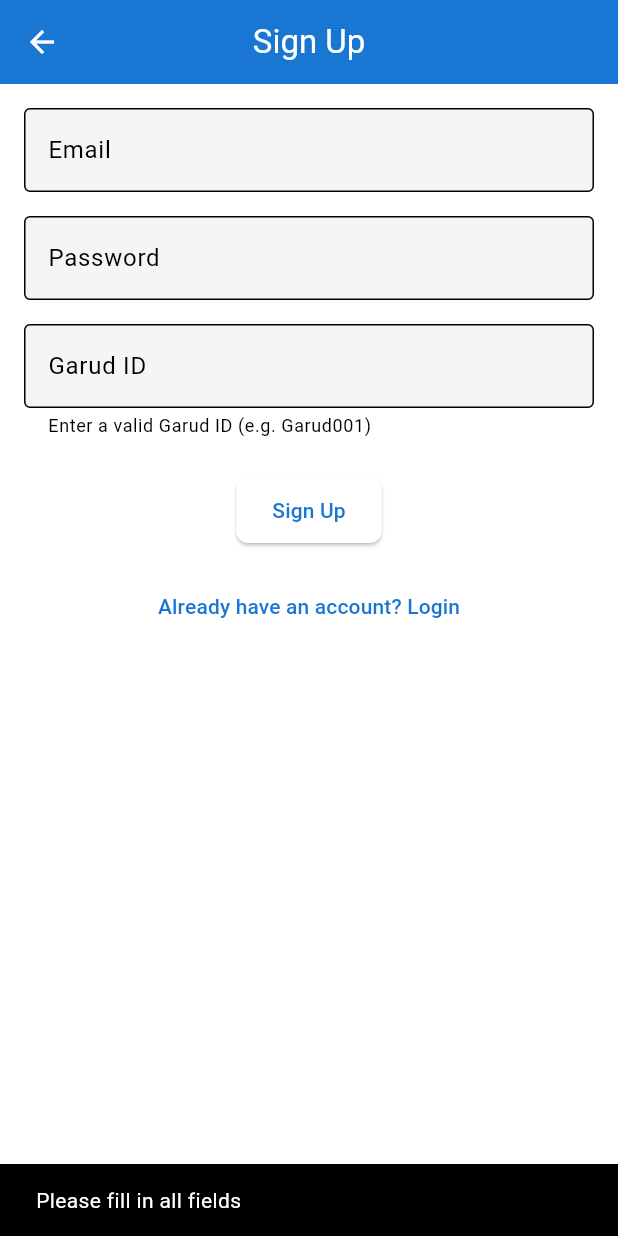
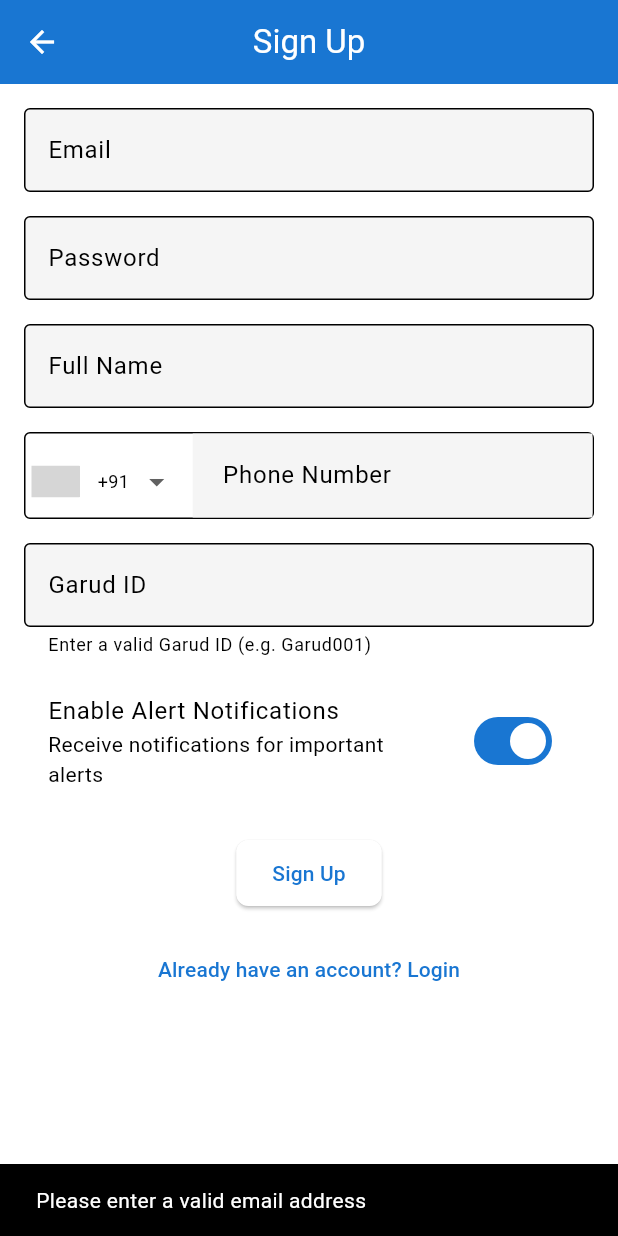
Before and after one commit to Rakiul-Islam/Garud, a Flutter app: the SignupPage screen opened directly, after a tap on "Sign Up", on a phone screen of 412 x 824 dp. Run offline on Flutter 3.47's test engine with Material 3 defaults, Android fonts, the light colour scheme and no system bars; drawn by our look-alikes of intl_phone_number_input; our stand-ins replace bloc, cloud_firestore, equatable, firebase_auth, firebase_core, firebase_messaging and 4 more; accounts and stored records are empty; generated files the repository leaves out were written again; grey boxes are pictures that could not be loaded.

Commit message:
Enhance signup and profile management

```diff
--- a/client/lib/blocs/auth/auth_bloc.dart
+++ b/client/lib/blocs/auth/auth_bloc.dart
@@ -33,14 +33,16 @@ class AuthBloc extends Bloc<AuthEvent, AuthState> {
         emit(AuthFailure(message: e.toString()));
       }
     });
-
-    on<SignupWithGarudIdRequested>((event, emit) async {
+      on<SignupWithGarudIdRequested>((event, emit) async {
       emit(AuthLoading());
       try {
         await authRepository.signupWithGarudId(
           event.email,
           event.password,
-          event.garudId
+          event.garudId,
+          event.name,
+          event.phoneNumber,
+          event.enableAlerts
         );
         emit(AuthSuccess());
       } catch (e) {
--- a/client/lib/blocs/auth/auth_event.dart
+++ b/client/lib/blocs/auth/auth_event.dart
@@ -20,11 +20,17 @@ class SignupWithGarudIdRequested extends AuthEvent {
   final String email;
   final String password;
   final String garudId;
+  final String name;
+  final String phoneNumber;
+  final bool enableAlerts;
 
   SignupWithGarudIdRequested({
     required this.email,
     required this.password,
-    required this.garudId
+    required this.garudId,
+    required this.name,
+    required this.phoneNumber,
+    required this.enableAlerts,
   });
 }
 
--- a/client/lib/blocs/user/profile_bloc.dart
+++ b/client/lib/blocs/user/profile_bloc.dart
@@ -25,13 +25,14 @@ class ProfileBloc extends Bloc<ProfileEvent, ProfileState> {
 
       if (!userDoc.exists) {
         throw Exception("User data not found");
-      }
-
-      final userData = userDoc.data()!;
+      }      final userData = userDoc.data()!;
 
       emit(ProfileLoaded(
+        name: userData['name'] ?? '',
         email: user.email ?? '',
+        phoneNumber: userData['phoneNumber'] ?? '',
         garudId: userData['garudId'] ?? '',
+        enableAlerts: userData['enableAlerts'] ?? true,
       ));
     } catch (e) {
       emit(ProfileError(e.toString()));
--- a/client/lib/blocs/user/profile_state.dart
+++ b/client/lib/blocs/user/profile_state.dart
@@ -12,16 +12,22 @@ class ProfileInitial extends ProfileState {}
 class ProfileLoading extends ProfileState {}
 
 class ProfileLoaded extends ProfileState {
+  final String name;
   final String email;
+  final String phoneNumber;
   final String garudId;
+  final bool enableAlerts;
 
   const ProfileLoaded({
+    required this.name,
     required this.email,
+    required this.phoneNumber,
     required this.garudId,
+    required this.enableAlerts,
   });
 
   @override
-  List<Object?> get props => [email, garudId];
+  List<Object?> get props => [name, email, phoneNumber, garudId, enableAlerts];
 }
 
 class ProfileError extends ProfileState {
--- a/client/lib/repositories/auth_repository.dart
+++ b/client/lib/repositories/auth_repository.dart
@@ -44,8 +44,7 @@ class AuthRepository {
       });
     }
   }
-
-  Future<void> signupWithGarudId(String email, String password, String garudId) async {
+    Future<void> signupWithGarudId(String email, String password, String garudId, String name, String phoneNumber, bool enableAlerts) async {
     // Run validation checks again to ensure Garud ID is valid and not already assigned
     final validIdDoc = await _firestore
         .collection('garudIdMap')
@@ -82,12 +81,16 @@ class AuthRepository {
     final batch = _firestore.batch();
 
     // Create the user document
-    final userRef = _firestore.collection('users').doc(userCredential.user!.uid);
-    batch.set(userRef, {
+    final userRef = _firestore.collection('users').doc(userCredential.user!.uid);    batch.set(userRef, {
       'token': token,
       'email': email,
       'garudId': garudId,
+      'name': name,
+      'phoneNumber': phoneNumber,
+      'enableAlerts': enableAlerts,
       'createdAt': FieldValue.serverTimestamp(),
+      'lastLogin': FieldValue.serverTimestamp(),
+      'status': 'active',
       'guardians': [],   // Initialize empty guardians array
       'proteges': [],    // Initialize empty proteges array
     });
--- a/client/lib/screens/profile_page.dart
+++ b/client/lib/screens/profile_page.dart
@@ -63,8 +63,7 @@ class _ProfilePageState extends State<ProfilePage> {
               padding: const EdgeInsets.all(16),
               child: Column(
                 crossAxisAlignment: CrossAxisAlignment.start,
-                children: [
-                  const Center(
+                children: [                  const Center(
                     child: CircleAvatar(
                       radius: 50,
                       backgroundColor: Colors.blue,
@@ -72,6 +71,18 @@ class _ProfilePageState extends State<ProfilePage> {
                     ),
                   ),
                   const SizedBox(height: 24),
+                  const Text(
+                    'Name',
+                    style: TextStyle(fontWeight: FontWeight.bold),
+                  ),
+                  TextField(
+                    readOnly: true,
+                    controller: TextEditingController(text: state.name),
+                    decoration: const InputDecoration(
+                      hintText: 'Name',
+                    ),
+                  ),
+                  const SizedBox(height: 16),
                   const Text(
                     'Email',
                     style: TextStyle(fontWeight: FontWeight.bold),
@@ -85,6 +96,18 @@ class _ProfilePageState extends State<ProfilePage> {
                   ),
                   const SizedBox(height: 16),
                   const Text(
+                    'Phone Number',
+                    style: TextStyle(fontWeight: FontWeight.bold),
+                  ),
+                  TextField(
+                    readOnly: true,
+                    controller: TextEditingController(text: state.phoneNumber),
+                    decoration: const InputDecoration(
+                      hintText: 'Phone Number',
+                    ),
+                  ),
+                  const SizedBox(height: 16),
+                  const Text(
                     'Garud ID',
                     style: TextStyle(fontWeight: FontWeight.bold),
                   ),
@@ -94,6 +117,12 @@ class _ProfilePageState extends State<ProfilePage> {
                     decoration: const InputDecoration(
                       hintText: 'Garud ID',
                     ),
+                  ),
+                  const SizedBox(height: 16),
+                  SwitchListTile(
+                    title: const Text('Alert Notifications'),
+                    value: state.enableAlerts,
+                    onChanged: null, // Read-only
                   ),
                   const SizedBox(height: 24),
                   Center(
--- a/client/lib/screens/signup_page.dart
+++ b/client/lib/screens/signup_page.dart
@@ -1,6 +1,7 @@
 import 'package:flutter/material.dart';
 import 'package:flutter_bloc/flutter_bloc.dart';
 import 'package:cloud_firestore/cloud_firestore.dart';
+import 'package:intl_phone_number_input/intl_phone_number_input.dart';
 import '../blocs/auth/auth_bloc.dart';
 import '../blocs/auth/auth_event.dart';
 import '../blocs/auth/auth_state.dart';
@@ -12,18 +13,75 @@ class SignupPage extends StatefulWidget {
   _SignupPageState createState() => _SignupPageState();
 }
 
-class _SignupPageState extends State<SignupPage> {
-  final _emailController = TextEditingController();
+class _SignupPageState extends State<SignupPage> {  final _emailController = TextEditingController();
   final _passwordController = TextEditingController();
   final _garudIdController = TextEditingController();
+  final _nameController = TextEditingController();
   bool _isValidatingId = false;
+  bool _enableAlerts = true;
   String? _garudIdError;
+  PhoneNumber _phoneNumber = PhoneNumber(isoCode: 'IN'); // Default to India
 
-  @override
+  bool _isValidEmail(String email) {
+    return RegExp(r'^[a-zA-Z0-9._%+-]+@[a-zA-Z0-9.-]+\.[a-zA-Z]{2,}$')
+        .hasMatch(email);
+  }
+
+  bool _isValidPassword(String password) {
+    // At least 8 characters, 1 uppercase, 1 lowercase, 1 number
+    return password.length >= 8 &&
+        RegExp(r'[A-Z]').hasMatch(password) &&
+        RegExp(r'[a-z]').hasMatch(password) &&
+        RegExp(r'[0-9]').hasMatch(password);
+  }
+
+  bool _isValidName(String name) {
+    // At least 2 characters, only letters and spaces
+    return name.length >= 2 && RegExp(r'^[a-zA-Z\s]+$').hasMatch(name);
+  }
+
+  String? _validateInputs() {
+    if (!_isValidEmail(_emailController.text.trim())) {
+      return 'Please enter a valid email address';
+    }
+
+    if (!_isValidPassword(_passwordController.text)) {
+      return 'Password must be at least 8 characters with 1 uppercase, 1 lowercase, and 1 number';
+    }
+
+    if (!_isValidName(_nameController.text.trim())) {
+      return 'Please enter a valid name (only letters and spaces)';
+    }
+
+    if (_phoneNumber.phoneNumber == null || _phoneNumber.phoneNumber!.isEmpty) {
+      return 'Please enter a valid phone number';
+    }
+
+    // Remove all non-digit characters and check if it's exactly 10 digits
+    String cleanNumber = _phoneNumber.phoneNumber!.replaceAll(RegExp(r'\D'), '');
+    // Remove country code if it exists
+    if (_phoneNumber.dialCode != null) {
+      String dialCode = _phoneNumber.dialCode!.replaceAll(RegExp(r'\D'), ''); // Remove '+' and other non-digits
+      if (cleanNumber.startsWith(dialCode)) {
+        cleanNumber = cleanNumber.substring(dialCode.length);
+      }
+    }
+
+    if (cleanNumber.length != 10) {
+      return 'Phone number must be exactly 10 digits';
+    }
+
+    if (_garudIdController.text.trim().isEmpty) {
+      return 'Please enter a Garud ID';
+    }
+
+    return null;
+  }@override
   void dispose() {
     _emailController.dispose();
     _passwordController.dispose();
     _garudIdController.dispose();
+    _nameController.dispose();
     super.dispose();
   }
 
@@ -48,7 +106,8 @@ class _SignupPageState extends State<SignupPage> {
         return false;
       }
 
-      final validIds = List<String>.from(validIdSnapshot.data()?['ValidGarudIDList'] ?? []);
+      final validIds =
+          List<String>.from(validIdSnapshot.data()?['ValidGarudIDList'] ?? []);
 
       if (!validIds.contains(garudId)) {
         setState(() {
@@ -129,6 +188,41 @@ class _SignupPageState extends State<SignupPage> {
                 ),
                 SizedBox(height: 16),
                 TextField(
+                  controller: _nameController,
+                  decoration: InputDecoration(
+                    labelText: 'Full Name',
+                    border: OutlineInputBorder(),
+                  ),
+                  textCapitalization: TextCapitalization.words,
+                ),
+                SizedBox(height: 16),                Container(
+                  decoration: BoxDecoration(
+                    border: Border.all(
+                        color: Theme.of(context).colorScheme.outline),
+                    borderRadius: BorderRadius.circular(4),
+                  ),
+                  child: InternationalPhoneNumberInput(
+                    onInputChanged: (PhoneNumber number) {
+                      _phoneNumber = number;
+                    },
+                    initialValue: _phoneNumber,
+                    selectorConfig: SelectorConfig(
+                      selectorType: PhoneInputSelectorType.DROPDOWN,
+                      leadingPadding: 4,
+                    ),
+                    selectorTextStyle: TextStyle(fontSize: 12),
+                    inputDecoration: InputDecoration(
+                      labelText: 'Phone Number',
+                      border: InputBorder.none,
+                      contentPadding:
+                          EdgeInsets.symmetric(horizontal: 16, vertical: 8),
+                    ),
+                    formatInput: true,
+                    keyboardType: TextInputType.phone,
+                  ),
+                ),
+                SizedBox(height: 16),
+                TextField(
                   controller: _garudIdController,
                   decoration: InputDecoration(
                     labelText: 'Garud ID',
@@ -137,18 +231,36 @@ class _SignupPageState extends State<SignupPage> {
                     helperText: 'Enter a valid Garud ID (e.g. Garud001)',
                   ),
                 ),
+                SizedBox(height: 16),
+                SwitchListTile(
+                  title: Text('Enable Alert Notifications'),
+                  subtitle: Text('Receive notifications for important alerts'),
+                  value: _enableAlerts,
+                  onChanged: (bool value) {
+                    setState(() {
+                      _enableAlerts = value;
+                    });
+                  },
+                ),
                 SizedBox(height: 24),
                 state is AuthLoading || _isValidatingId
                     ? CircularProgressIndicator()
                     : ElevatedButton(
-                        onPressed: () async {
+                        onPressed: () async {                          final validationError = _validateInputs();
+                          if (validationError != null) {
+                            ScaffoldMessenger.of(context).showSnackBar(
+                              SnackBar(content: Text(validationError)),
+                            );
+                            return;
+                          }
+
                           final email = _emailController.text.trim();
-                          final password = _passwordController.text.trim();
+                          final password = _passwordController.text;
                           final garudId = _garudIdController.text.trim();
-
-                          if (email.isEmpty || password.isEmpty || garudId.isEmpty) {
+                          final name = _nameController.text.trim();
+                          final phone = _phoneNumber.phoneNumber;                          if (phone == null || phone.isEmpty) {
                             ScaffoldMessenger.of(context).showSnackBar(
-                              SnackBar(content: Text('Please fill in all fields')),
+                              SnackBar(content: Text('Please enter a valid phone number')),
                             );
                             return;
                           }
@@ -161,6 +273,9 @@ class _SignupPageState extends State<SignupPage> {
                                 email: email,
                                 password: password,
                                 garudId: garudId,
+                                name: name,
+                                phoneNumber: phone,
+                                enableAlerts: _enableAlerts,
                               ),
                             );
                           }
--- a/client/pubspec.yaml
+++ b/client/pubspec.yaml
@@ -41,6 +41,7 @@ dependencies:
   flutter_local_notifications: ^19.1.0
   equatable: ^2.0.7
   shared_preferences: ^2.5.3
+  intl_phone_number_input: ^0.7.4
 
   # The following adds the Cupertino Icons font to your application.
   # Use with the CupertinoIcons class for iOS style icons.
```
Also changed, not shown: client/lib/blocs/user/user_bloc.dart (+39 -3 lines), client/lib/output.txt (+49 -3 lines), client/lib/blocs/user/guardian_bloc.dart (added), client/lib/repositories/user_repository.dart (added), client/pubspec.lock.
